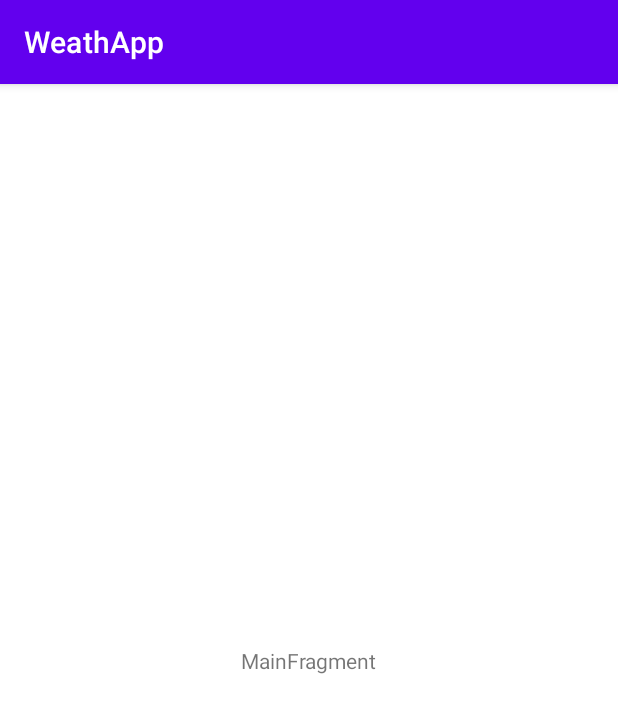
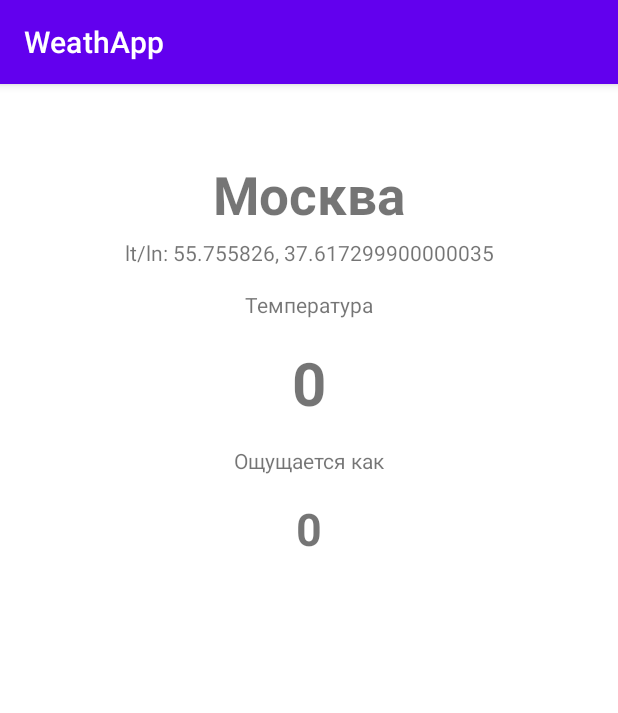
Before and after one commit to JJCherdak/WeathApp1, an Android app: the screen it shows after launch (MainActivity), on a phone screen of 412 x 824 dp. Shown: the top 713 px of the screen. Run offline under Robolectric (Android 15) with nearby library versions, the phone set to English and light mode, and no system bars.

Commit message:
MVVM, Binding

```diff
--- a/app/build.gradle
+++ b/app/build.gradle
@@ -15,6 +15,10 @@ android {
         versionName "1.0"
 
         testInstrumentationRunner "androidx.test.runner.AndroidJUnitRunner"
+    }
+
+    buildFeatures {
+        viewBinding true
     }
 
     buildTypes {
--- a/app/src/main/java/com/geekbrains/weathapp/MainActivity.kt
+++ b/app/src/main/java/com/geekbrains/weathapp/MainActivity.kt
@@ -2,12 +2,19 @@ package com.geekbrains.weathapp
 
 import androidx.appcompat.app.AppCompatActivity
 import android.os.Bundle
+import com.geekbrains.weathapp.databinding.MainActivityBinding
 import com.geekbrains.weathapp.ui.main.MainFragment
 
 class MainActivity : AppCompatActivity() {
 
+    private lateinit var binding: MainActivityBinding
+
     override fun onCreate(savedInstanceState: Bundle?) {
         super.onCreate(savedInstanceState)
+
+        binding = MainActivityBinding.inflate(layoutInflater)
+        setContentView(binding.root)
+
         setContentView(R.layout.main_activity)
         if (savedInstanceState == null) {
             supportFragmentManager.beginTransaction()
--- /dev/null
+++ b/app/src/main/java/com/geekbrains/weathapp/ui/main/AppState.kt
@@ -0,0 +1,7 @@
+package com.geekbrains.weathapp.ui.main
+
+sealed class AppState {
+    data class Success(val weatherData: Weather) : AppState()
+    data class Error(val error: Throwable) : AppState()
+    object Loading : AppState()
+}
--- /dev/null
+++ b/app/src/main/java/com/geekbrains/weathapp/ui/main/City.kt
@@ -0,0 +1,7 @@
+package com.geekbrains.weathapp.ui.main
+
+data class City(
+    val city: String,
+    val lat: Double,
+    val lon: Double
+)
--- a/app/src/main/java/com/geekbrains/weathapp/ui/main/MainFragment.kt
+++ b/app/src/main/java/com/geekbrains/weathapp/ui/main/MainFragment.kt
@@ -6,7 +6,14 @@ import androidx.fragment.app.Fragment
 import android.view.LayoutInflater
 import android.view.View
 import android.view.ViewGroup
+import android.widget.TextView
+import android.widget.Toast
+import androidx.lifecycle.LiveData
+import androidx.lifecycle.Observer
 import com.geekbrains.weathapp.R
+import com.geekbrains.weathapp.databinding.MainFragmentBinding
+import com.google.android.material.snackbar.Snackbar
+import java.lang.Thread.sleep
 
 class MainFragment : Fragment() {
 
@@ -15,18 +22,63 @@ class MainFragment : Fragment() {
     }
 
     private lateinit var viewModel: MainViewModel
+    private var _binding: MainFragmentBinding? = null
+    private val binding get() = _binding!!
+
 
     override fun onCreateView(
         inflater: LayoutInflater, container: ViewGroup?,
         savedInstanceState: Bundle?
     ): View {
-        return inflater.inflate(R.layout.main_fragment, container, false)
+        val view = inflater.inflate(R.layout.main_fragment, container, false)
+        _binding = MainFragmentBinding.bind(view)
+        return binding.root
     }
 
-    override fun onViewCreated(view: View, savedInstanceState: Bundle?) {
-        super.onViewCreated(view, savedInstanceState)
+    override fun onActivityCreated(savedInstanceState: Bundle?) {
+        super.onActivityCreated(savedInstanceState)
         viewModel = ViewModelProvider(this).get(MainViewModel::class.java)
-        // TODO: Use the ViewModel
+        viewModel.getLiveData().observe(viewLifecycleOwner, Observer { renderData(it) })
+
+        viewModel.getWeatherFromLocalSource()
     }
 
+
+    private fun renderData(appState: AppState) {
+        when (appState) {
+            is AppState.Success -> {
+                val weatherData = appState.weatherData
+                binding.loadingLayout.visibility = View.GONE
+                Snackbar.make(binding.mainView, "Загрузка погоды завершена", Snackbar.LENGTH_LONG).show()
+                setData(weatherData)
+            }
+            is AppState.Loading -> {
+                binding.loadingLayout.visibility = View.VISIBLE
+            }
+            is AppState.Error -> {
+                binding.loadingLayout.visibility = View.GONE
+                Snackbar
+                    .make(binding.mainView, "Error", Snackbar.LENGTH_INDEFINITE)
+                    .setAction("Reload") { viewModel.getWeatherFromLocalSource() }
+                    .show()
+            }
+        }
+
+    }
+
+    private fun setData(weatherData: Weather) {
+        binding.cityName.text = weatherData.city.city
+        binding.cityCoordinates.text = String.format(
+            getString(R.string.city_coordinates),
+            weatherData.city.lat.toString(),
+            weatherData.city.lon.toString()
+        )
+        binding.temperatureValue.text = weatherData.temperature.toString()
+        binding.feelsLikeValue.text = weatherData.feelsLike.toString()
+    }
+
+    override fun onDestroyView() {
+        super.onDestroyView()
+        _binding = null
+    }
 }
--- a/app/src/main/java/com/geekbrains/weathapp/ui/main/MainViewModel.kt
+++ b/app/src/main/java/com/geekbrains/weathapp/ui/main/MainViewModel.kt
@@ -1,6 +1,26 @@
 package com.geekbrains.weathapp.ui.main
 
+import androidx.lifecycle.LiveData
+import androidx.lifecycle.MutableLiveData
 import androidx.lifecycle.ViewModel
+import java.lang.Thread.sleep
 
-class MainViewModel : ViewModel() {
+class MainViewModel(
+    private val liveDataToObserve: MutableLiveData<AppState> = MutableLiveData(),
+    private val repositoryImpl: Repository = RepositoryImpl()
+) :
+    ViewModel() {
+
+    fun getLiveData() = liveDataToObserve
+
+    fun getWeatherFromLocalSource() = getDataFromLocalSource()
+    fun getWeatherFromRemoteSource() = getDataFromLocalSource()
+
+    private fun getDataFromLocalSource() {
+        liveDataToObserve.value = AppState.Loading
+        Thread {
+            sleep(1000)
+            liveDataToObserve.postValue(AppState.Success(repositoryImpl.getWeatherFromLocalStorage()))
+        }.start()
+    }
 }
--- /dev/null
+++ b/app/src/main/java/com/geekbrains/weathapp/ui/main/Repository.kt
@@ -0,0 +1,6 @@
+package com.geekbrains.weathapp.ui.main
+
+    interface Repository {
+        fun getWeatherFromServer(): Weather
+        fun getWeatherFromLocalStorage(): Weather
+    }
--- /dev/null
+++ b/app/src/main/java/com/geekbrains/weathapp/ui/main/RepositoryImpl.kt
@@ -0,0 +1,12 @@
+package com.geekbrains.weathapp.ui.main
+
+class RepositoryImpl : Repository {
+
+    override fun getWeatherFromServer(): Weather {
+        return Weather()
+    }
+
+    override fun getWeatherFromLocalStorage(): Weather {
+        return Weather()
+    }
+}
--- /dev/null
+++ b/app/src/main/java/com/geekbrains/weathapp/ui/main/Weather.kt
@@ -0,0 +1,9 @@
+package com.geekbrains.weathapp.ui.main
+
+data class Weather(
+    val city: City = getDefaultCity(),
+    val temperature: Int = 0,
+    val feelsLike: Int = 0
+)
+
+fun getDefaultCity() = City("Москва", 55.755826, 37.617299900000035)
--- a/app/src/main/res/layout/main_fragment.xml
+++ b/app/src/main/res/layout/main_fragment.xml
@@ -1,20 +1,95 @@
 <?xml version="1.0" encoding="utf-8"?>
-<androidx.constraintlayout.widget.ConstraintLayout xmlns:android="http://schemas.android.com/apk/res/android"
+
+<FrameLayout xmlns:android="http://schemas.android.com/apk/res/android"
     xmlns:app="http://schemas.android.com/apk/res-auto"
     xmlns:tools="http://schemas.android.com/tools"
-    android:id="@+id/main"
     android:layout_width="match_parent"
-    android:layout_height="match_parent"
-    tools:context=".ui.main.MainFragment">
+    android:layout_height="match_parent">
 
-    <TextView
-        android:id="@+id/message"
-        android:layout_width="wrap_content"
-        android:layout_height="wrap_content"
-        android:text="MainFragment"
-        app:layout_constraintBottom_toBottomOf="parent"
-        app:layout_constraintEnd_toEndOf="parent"
-        app:layout_constraintStart_toStartOf="parent"
-        app:layout_constraintTop_toTopOf="parent" />
+    <androidx.constraintlayout.widget.ConstraintLayout
+        android:id="@+id/mainView"
+        android:layout_width="match_parent"
+        android:layout_height="match_parent">
 
-</androidx.constraintlayout.widget.ConstraintLayout>
+        <TextView
+            android:id="@+id/cityName"
+            android:layout_width="wrap_content"
+            android:layout_height="wrap_content"
+            android:layout_marginTop="@dimen/city_name_margin_top"
+            android:textSize="35sp"
+            android:textStyle="bold"
+            app:layout_constraintEnd_toEndOf="parent"
+            app:layout_constraintStart_toStartOf="parent"
+            app:layout_constraintTop_toTopOf="parent"
+            tools:text="Москва" />
+
+        <TextView
+            android:id="@+id/cityCoordinates"
+            android:layout_width="wrap_content"
+            android:layout_height="wrap_content"
+            android:layout_marginTop="5dp"
+            app:layout_constraintEnd_toEndOf="parent"
+            app:layout_constraintStart_toStartOf="parent"
+            app:layout_constraintTop_toBottomOf="@+id/cityName"
+            tools:text="lt/ln: 55.755826, 37.617299900000035" />
+
+        <TextView
+            android:id="@+id/temperatureLabel"
+            android:layout_width="wrap_content"
+            android:layout_height="wrap_content"
+            android:layout_marginTop="@dimen/margin_15_dp"
+            android:text="@string/temperature_label"
+            app:layout_constraintEnd_toEndOf="parent"
+            app:layout_constraintStart_toStartOf="parent"
+            app:layout_constraintTop_toBottomOf="@+id/cityCoordinates" />
+
+        <TextView
+            android:id="@+id/temperatureValue"
+            android:layout_width="wrap_content"
+            android:layout_height="wrap_content"
+            android:layout_marginTop="@dimen/margin_15_dp"
+            android:textSize="@dimen/temperature_value_text_size"
+            android:textStyle="bold"
+            app:layout_constraintEnd_toEndOf="parent"
+            app:layout_constraintStart_toStartOf="parent"
+            app:layout_constraintTop_toBottomOf="@+id/temperatureLabel"
+            tools:text="+15" />
+
+        <TextView
+            android:id="@+id/feelsLikeLabel"
+            android:layout_width="wrap_content"
+            android:layout_height="wrap_content"
+            android:layout_marginTop="@dimen/margin_15_dp"
+            android:text="@string/feels_like_label"
+            app:layout_constraintEnd_toEndOf="parent"
+            app:layout_constraintStart_toStartOf="parent"
+            app:layout_constraintTop_toBottomOf="@+id/temperatureValue" />
+
+        <TextView
+            android:id="@+id/feelsLikeValue"
+            android:layout_width="wrap_content"
+            android:layout_height="wrap_content"
+            android:layout_marginTop="@dimen/margin_15_dp"
+            android:textSize="@dimen/feels_like_text_size"
+            android:textStyle="bold"
+            app:layout_constraintEnd_toEndOf="parent"
+            app:layout_constraintStart_toStartOf="parent"
+            app:layout_constraintTop_toBottomOf="@+id/feelsLikeLabel"
+            tools:text="-23" />
+    </androidx.constraintlayout.widget.ConstraintLayout>
+
+    <FrameLayout
+        android:id="@+id/loadingLayout"
+        android:layout_width="match_parent"
+        android:layout_height="match_parent"
+        android:background="@color/loadingBackground"
+        android:visibility="gone"
+        tools:visibility="visible">
+
+        <ProgressBar
+            style="?android:attr/progressBarStyleLarge"
+            android:layout_width="wrap_content"
+            android:layout_height="wrap_content"
+            android:layout_gravity="center" />
+    </FrameLayout>
+</FrameLayout>
--- a/app/src/main/res/values/colors.xml
+++ b/app/src/main/res/values/colors.xml
@@ -7,4 +7,5 @@
     <color name="teal_700">#FF018786</color>
     <color name="black">#FF000000</color>
     <color name="white">#FFFFFFFF</color>
+    <color name="loadingBackground">#FF018786</color>
 </resources>
--- /dev/null
+++ b/app/src/main/res/values/dimen.xml
@@ -0,0 +1,7 @@
+<?xml version="1.0" encoding="utf-8"?>
+<resources>
+    <dimen name="city_name_margin_top">50dp</dimen>
+    <dimen name="margin_15_dp">15dp</dimen>
+    <dimen name="temperature_value_text_size">40sp</dimen>
+    <dimen name="feels_like_text_size">30sp</dimen>
+</resources>
--- a/app/src/main/res/values/strings.xml
+++ b/app/src/main/res/values/strings.xml
@@ -1,3 +1,6 @@
 <resources>
     <string name="app_name">WeathApp</string>
+    <string name="temperature_label">Температура</string>
+    <string name="feels_like_label">Ощущается как</string>
+    <string name="city_coordinates">lt/ln: %s, %s"</string>
 </resources>
--- a/build.gradle
+++ b/build.gradle
@@ -8,6 +8,7 @@ buildscript {
     dependencies {
         classpath "com.android.tools.build:gradle:4.2.2"
         classpath "org.jetbrains.kotlin:kotlin-gradle-plugin:$kotlin_version"
+        classpath "com.google.android.material:material:1.1.0"
 
         // NOTE: Do not place your application dependencies here; they belong
         // in the individual module build.gradle files
```
